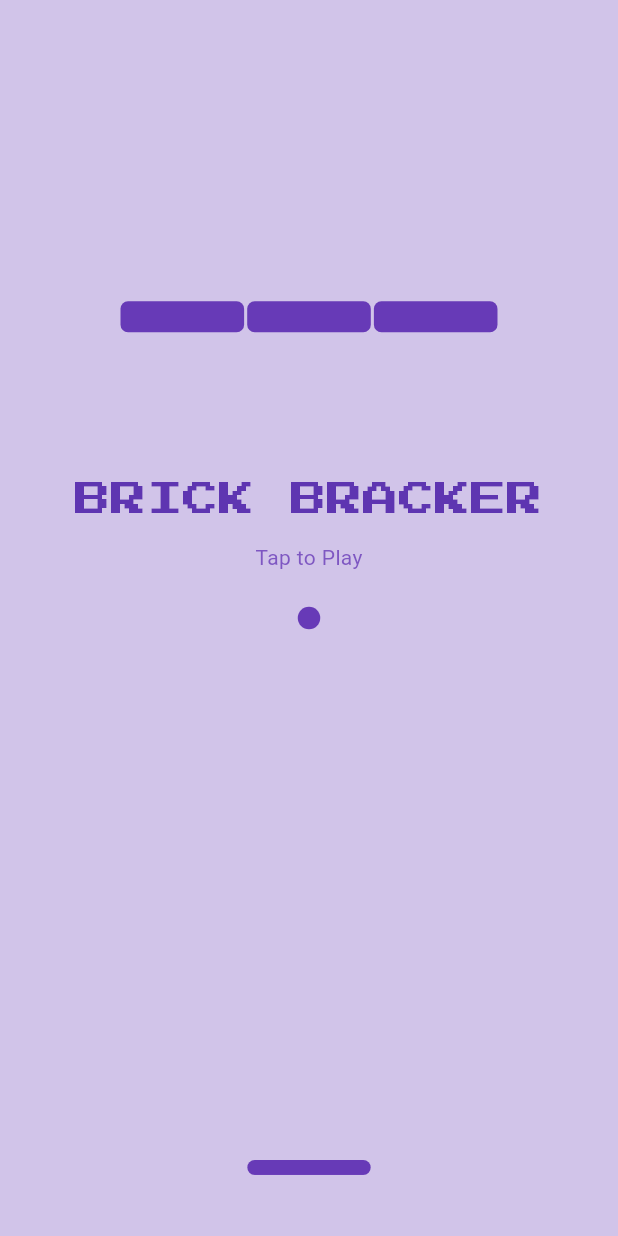
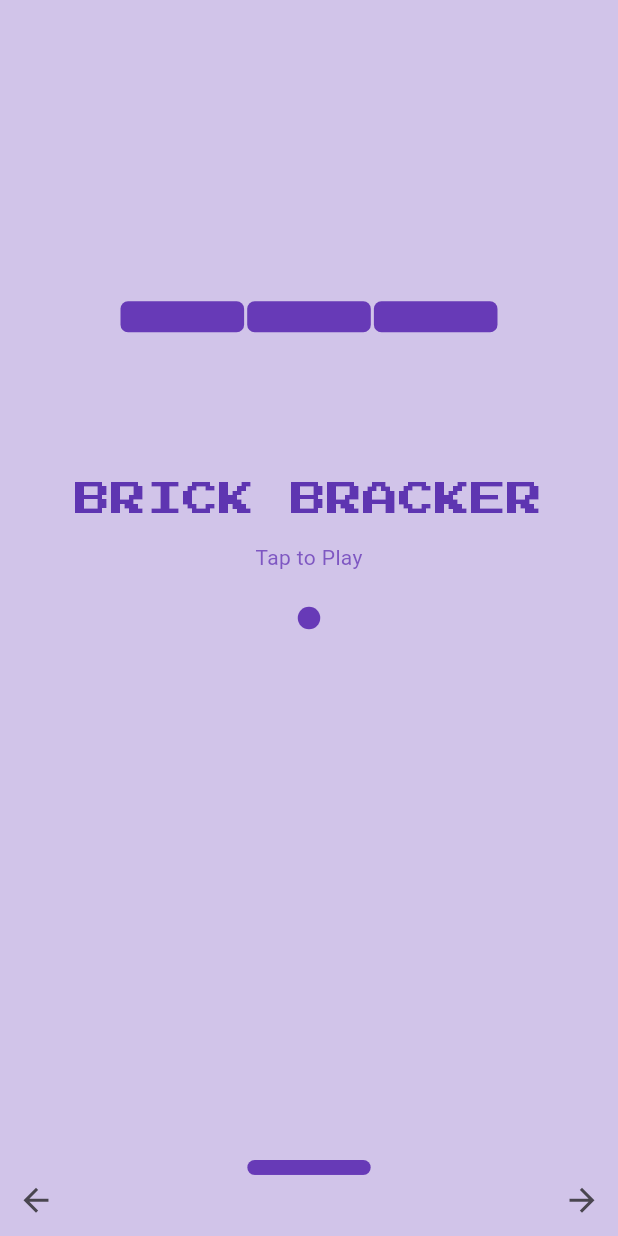
Before and after one commit to DiljithAK/brick_breaker_game, a Flutter app: the screen it shows after launch, on a phone screen of 412 x 824 dp. Run offline on Flutter 3.47's test engine with Material 3 defaults, Android fonts, the phone set to English and light mode, and no system bars; drawn by our look-alikes of avatar_glow; our stand-ins replace google_fonts.

```diff
--- a/lib/ui/home_screen.dart
+++ b/lib/ui/home_screen.dart
@@ -7,6 +7,7 @@ import 'package:brick_breaker_game/ui/widget/game_over.dart';
 import 'package:brick_breaker_game/ui/widget/player.dart';
 
 import 'package:flutter/material.dart';
+import 'package:flutter/services.dart';
 
 class HomeScreen extends StatefulWidget {
   const HomeScreen({super.key});
@@ -203,28 +204,28 @@ class _HomeScreenState extends State<HomeScreen> {
 
   @override
   Widget build(BuildContext context) {
-    // return RawKeyboardListener(
-    //   focusNode: FocusNode(),
-    //   autofocus: true,
-    //   onKey: (event) {
-    //     if (event.isKeyPressed(LogicalKeyboardKey.arrowLeft)) {
-    //       moveLeft();
-    //     } else if (event.isKeyPressed(LogicalKeyboardKey.arrowRight)) {
-    //       moveRight();
-    //     }
-    //   },
-    return GestureDetector(
-    onTap: startGame,
-    onPanUpdate: (details) {
-      // Detect horizontal drag for moving the player left or right
-      if (details.primaryDelta != null) {
-        if (details.primaryDelta! > 0) {
+    return RawKeyboardListener(
+      focusNode: FocusNode(),
+      autofocus: true,
+      onKey: (event) {
+        if (event.isKeyPressed(LogicalKeyboardKey.arrowLeft)) {
+          moveLeft();
+        } else if (event.isKeyPressed(LogicalKeyboardKey.arrowRight)) {
           moveRight();
-        } else if (details.primaryDelta! < 0) {
-          moveLeft();
         }
-      }
-    },
+      },
+      // return GestureDetector(
+      // onTap: startGame,
+      // onPanUpdate: (details) {
+      //   // Detect horizontal drag for moving the player left or right
+      //   if (details.primaryDelta != null) {
+      //     if (details.primaryDelta! > 0) {
+      //       moveRight();
+      //     } else if (details.primaryDelta! < 0) {
+      //       moveLeft();
+      //     }
+      //   }
+      // },
       child: GestureDetector(
         onTap: startGame,
         child: Scaffold(
@@ -247,6 +248,23 @@ class _HomeScreenState extends State<HomeScreen> {
                     brickY: brick[1],
                     brickBroken: brick[2],
                   ),
+                Container(
+                    alignment: Alignment(0, 1),
+                    child: Row(
+                      mainAxisAlignment: MainAxisAlignment.spaceBetween,
+                      children: [
+                        IconButton(
+                            onPressed: () {
+                              moveLeft();
+                            },
+                            icon: Icon(Icons.arrow_back, size: 25,)),
+                        IconButton(
+                            onPressed: () {
+                              moveRight();
+                            },
+                            icon: Icon(Icons.arrow_forward, size: 25,)),
+                      ],
+                    ))
               ],
             ),
           ),
```
Also changed, not shown: 6 other files.
